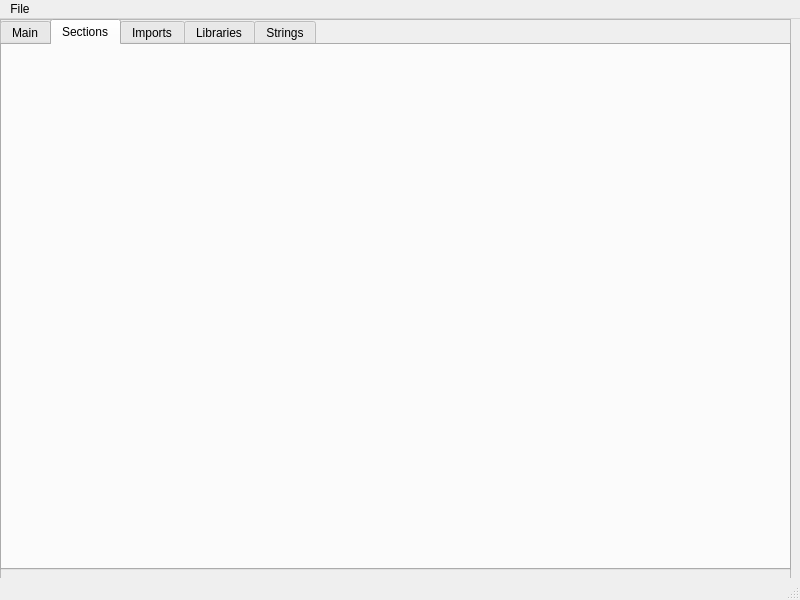
Qt form framework.ui (Saltbourne/ELFStudio) before a commit.
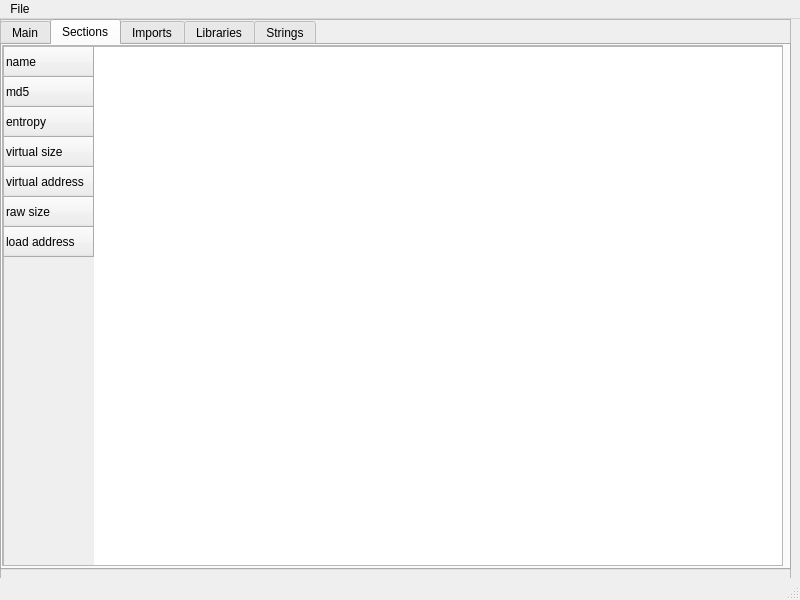
The same form after that commit. The open tabs and pages were chosen to show the change.

Commit message: Section handling & DB connection

Patch:
```diff
--- a/framework.ui
+++ b/framework.ui
@@ -214,6 +214,86 @@
          <attribute name="title">
           <string>Sections</string>
          </attribute>
+         <widget class="QScrollArea" name="sectScroll">
+          <property name="geometry">
+           <rect>
+            <x>0</x>
+            <y>0</y>
+            <width>781</width>
+            <height>521</height>
+           </rect>
+          </property>
+          <property name="widgetResizable">
+           <bool>true</bool>
+          </property>
+          <widget class="QWidget" name="sectScrollContents">
+           <property name="geometry">
+            <rect>
+             <x>0</x>
+             <y>0</y>
+             <width>779</width>
+             <height>519</height>
+            </rect>
+           </property>
+           <widget class="QTableWidget" name="sectTable">
+            <property name="geometry">
+             <rect>
+              <x>0</x>
+              <y>0</y>
+              <width>781</width>
+              <height>521</height>
+             </rect>
+            </property>
+            <property name="rowCount">
+             <number>7</number>
+            </property>
+            <property name="columnCount">
+             <number>0</number>
+            </property>
+            <attribute name="verticalHeaderShowSortIndicator" stdset="0">
+             <bool>false</bool>
+            </attribute>
+            <attribute name="verticalHeaderStretchLastSection">
+             <bool>false</bool>
+            </attribute>
+            <row>
+             <property name="text">
+              <string>name</string>
+             </property>
+            </row>
+            <row>
+             <property name="text">
+              <string>md5</string>
+             </property>
+            </row>
+            <row>
+             <property name="text">
+              <string>entropy</string>
+             </property>
+            </row>
+            <row>
+             <property name="text">
+              <string>virtual size</string>
+             </property>
+            </row>
+            <row>
+             <property name="text">
+              <string>virtual address</string>
+             </property>
+            </row>
+            <row>
+             <property name="text">
+              <string>raw size</string>
+             </property>
+            </row>
+            <row>
+             <property name="text">
+              <string>load address</string>
+             </property>
+            </row>
+           </widget>
+          </widget>
+         </widget>
         </widget>
         <widget class="QWidget" name="importTab">
          <attribute name="title">
```
Left out of the diff: 66 changed lines with no effect on the pictures. The commit also changes 5 other files.
